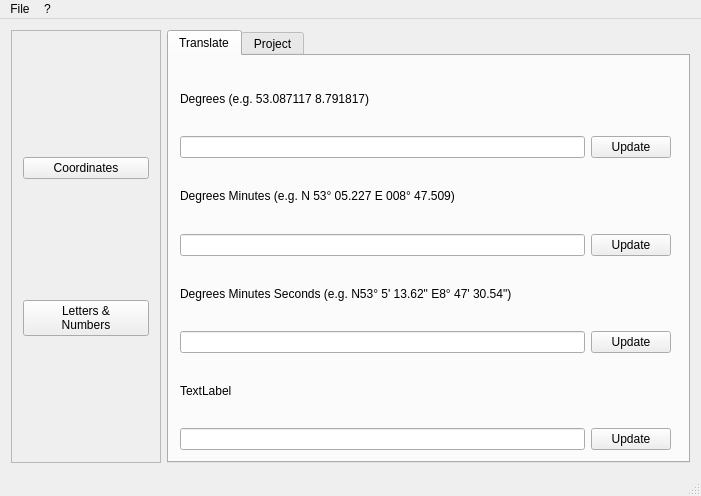
The window that gctmainwindow.ui (Syralist/myGCwebTools) describes before a commit, drawn with Qt 5.
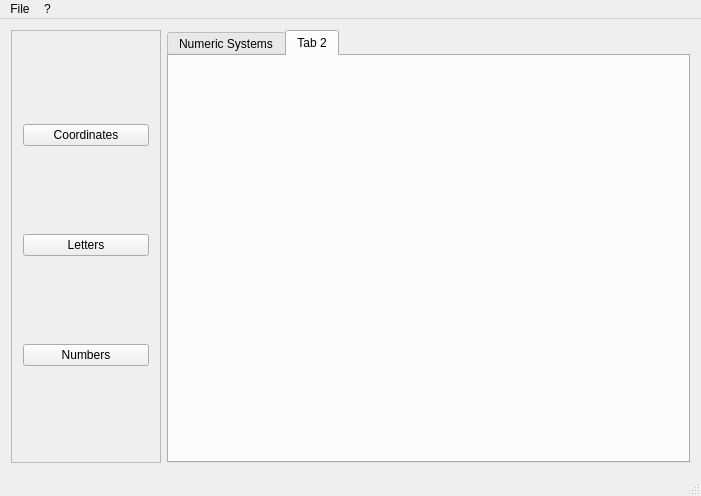
The same window after the commit. The open tabs and pages were chosen to show the change.

Commit message: Coordinate conversion working. Rearranged GUI. Optimized Letter-to-Number conversion.

The edit to the form file:
```diff
--- a/gctmainwindow.ui
+++ b/gctmainwindow.ui
@@ -32,7 +32,7 @@
          <x>0</x>
          <y>0</y>
          <width>148</width>
-         <height>431</height>
+         <height>429</height>
         </rect>
        </property>
        <layout class="QVBoxLayout" name="verticalLayout">
@@ -46,8 +46,14 @@
         <item>
          <widget class="QPushButton" name="LetterNumberMenuButton">
           <property name="text">
-           <string>Letters &amp;&amp;
-Numbers</string>
+           <string>Letters</string>
+          </property>
+         </widget>
+        </item>
+        <item>
+         <widget class="QPushButton" name="NumberMenuButton">
+          <property name="text">
+           <string>Numbers</string>
           </property>
          </widget>
         </item>
@@ -343,9 +349,40 @@
             <string>Numeric systems</string>
            </attribute>
           </widget>
-          <widget class="QWidget" name="LetterNumberTab03">
+         </widget>
+        </item>
+       </layout>
+      </widget>
+      <widget class="QWidget" name="NumberPage">
+       <layout class="QGridLayout" name="gridLayout_6">
+        <property name="leftMargin">
+         <number>0</number>
+        </property>
+        <property name="topMargin">
+         <number>0</number>
+        </property>
+        <property name="rightMargin">
+         <number>0</number>
+        </property>
+        <property name="bottomMargin">
+         <number>0</number>
+        </property>
+        <property name="spacing">
+         <number>0</number>
+        </property>
+        <item row="0" column="0">
+         <widget class="QTabWidget" name="NumberTabWidget">
+          <property name="currentIndex">
+           <number>1</number>
+          </property>
+          <widget class="QWidget" name="NumberTab01">
            <attribute name="title">
-            <string>Calculations</string>
+            <string>Numeric Systems</string>
+           </attribute>
+          </widget>
+          <widget class="QWidget" name="NumberTab02">
+           <attribute name="title">
+            <string>Tab 2</string>
            </attribute>
           </widget>
          </widget>
```
Left out of the diff: 76 changed lines with no effect on the pictures. The commit also changes 12 other files.
